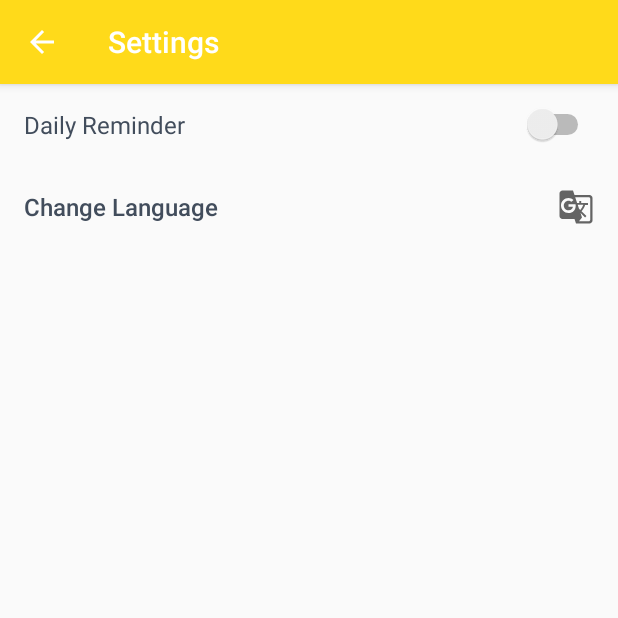
After one commit to Roisfaozi/GithubUser, an Android app: the SettingsActivity screen opened directly, with no data from a screen before it, on a phone screen of 412 x 824 dp, the top half of it. The commit adds this screen. Run offline under Robolectric (Android 15) with nearby library versions, the phone set to English and light mode, and no system bars.

Commit message:
add setting and daily reminder

```diff
--- a/app/build.gradle
+++ b/app/build.gradle
@@ -37,6 +37,7 @@ dependencies {
     implementation 'androidx.recyclerview:recyclerview:1.1.0'
     implementation 'de.hdodenhof:circleimageview:3.1.0'
     implementation 'com.github.bumptech.glide:glide:4.11.0'
+    implementation 'androidx.preference:preference:1.1.0'
     testImplementation 'junit:junit:4.12'
     androidTestImplementation 'androidx.test.ext:junit:1.1.2'
     androidTestImplementation 'androidx.test.espresso:espresso-core:3.3.0'
--- a/app/src/main/java/com/kotlin/githubuser/activity/FavoriteActivity.kt
+++ b/app/src/main/java/com/kotlin/githubuser/activity/FavoriteActivity.kt
@@ -44,6 +44,11 @@ class FavoriteActivity : AppCompatActivity() {
         showRecycler()
     }
 
+    override fun onSupportNavigateUp(): Boolean {
+        onBackPressed()
+        return true
+    }
+
     private fun showRecycler(){
         rv_favorite.adapter = adapter
         rv_favorite.layoutManager = LinearLayoutManager(this)
--- a/app/src/main/java/com/kotlin/githubuser/activity/MainActivity.kt
+++ b/app/src/main/java/com/kotlin/githubuser/activity/MainActivity.kt
@@ -3,7 +3,6 @@ package com.kotlin.githubuser.activity
 import android.content.Intent
 import androidx.appcompat.app.AppCompatActivity
 import android.os.Bundle
-import android.provider.Settings
 import android.view.Menu
 import android.view.MenuItem
 import android.view.View
@@ -42,6 +41,7 @@ class MainActivity : AppCompatActivity() {
             val move = Intent(this, FavoriteActivity::class.java)
             startActivity(move)
         }
+
     }
 
     private fun mainViewModel(adapter: UserAdapter){
@@ -94,8 +94,8 @@ class MainActivity : AppCompatActivity() {
     }
 
     override fun onOptionsItemSelected(item: MenuItem): Boolean {
-        if (item.itemId == R.id.language_setting) {
-            val mIntent = Intent(Settings.ACTION_LOCALE_SETTINGS)
+        if (item.itemId == R.id.setting) {
+            val mIntent = Intent(this, SettingsActivity::class.java)
             startActivity(mIntent)
         }
         return super.onOptionsItemSelected(item)
--- /dev/null
+++ b/app/src/main/java/com/kotlin/githubuser/activity/SettingsActivity.kt
@@ -0,0 +1,71 @@
+package com.kotlin.githubuser.activity
+
+import android.content.Context
+import android.content.Intent
+import android.content.SharedPreferences
+import android.os.Bundle
+import android.provider.Settings
+import android.view.MenuItem
+import android.view.View
+import androidx.appcompat.app.AppCompatActivity
+import com.kotlin.githubuser.R
+import com.kotlin.githubuser.reciever.AlarmReciever
+import kotlinx.android.synthetic.main.settings_activity.*
+
+class SettingsActivity : AppCompatActivity(), View.OnClickListener {
+
+    companion object{
+        const val PREFS_NAME = "setting_pref"
+        private const val DAILY = "daily"
+    }
+
+    private lateinit var alarmReciever: AlarmReciever
+    private lateinit var mSharedPreferences: SharedPreferences
+
+    override fun onCreate(savedInstanceState: Bundle?) {
+        super.onCreate(savedInstanceState)
+        setContentView(R.layout.settings_activity)
+        supportActionBar?.setDisplayHomeAsUpEnabled(true)
+        supportActionBar?.title = getString(R.string.settings)
+
+        alarmReciever = AlarmReciever()
+        mSharedPreferences = getSharedPreferences(PREFS_NAME, Context.MODE_PRIVATE)
+
+        change_language.setOnClickListener(this)
+
+        tvDaily.isChecked = mSharedPreferences.getBoolean(DAILY, false)
+        tvDaily.setOnCheckedChangeListener { _, isChecked ->
+            if (isChecked){
+                alarmReciever.setAlarm(
+                    applicationContext,
+                    AlarmReciever.TYPE_REPEATING,
+                    getString(R.string.daily_message)
+                )
+            } else{
+                alarmReciever.cancelAlarm(applicationContext, AlarmReciever.TYPE_REPEATING)
+            }
+            saveSetting(isChecked)
+        }
+
+    }
+
+    override fun onClick(v: View?) {
+        when (v?.id) {
+            R.id.change_language -> {
+                val mIntent = Intent(Settings.ACTION_LOCALE_SETTINGS)
+                startActivity(mIntent)
+            }
+        }
+    }
+
+    private fun saveSetting(value: Boolean){
+        val mEdit = mSharedPreferences.edit()
+        mEdit.putBoolean(DAILY, value)
+        mEdit.apply()
+    }
+
+    override fun onOptionsItemSelected(item: MenuItem): Boolean {
+        if (item.itemId == android.R.id.home) finish()
+        return super.onOptionsItemSelected(item)
+    }
+}
--- a/app/src/main/java/com/kotlin/githubuser/viewModel/FollowersViewModel.kt
+++ b/app/src/main/java/com/kotlin/githubuser/viewModel/FollowersViewModel.kt
@@ -103,8 +103,8 @@ class FollowersViewModel : ViewModel(){
 
             override fun onFailure(
                 statusCode: Int,
-                headers: Array<out Header>,
-                responseBody: ByteArray,
+                headers: Array<out Header>?,
+                responseBody: ByteArray?,
                 error: Throwable
             ) {
                 val errorMessage = when (statusCode) {
--- /dev/null
+++ b/app/src/main/res/drawable/ic_language.xml
@@ -0,0 +1,10 @@
+<vector xmlns:android="http://schemas.android.com/apk/res/android"
+    android:width="24dp"
+    android:height="24dp"
+    android:viewportWidth="24"
+    android:viewportHeight="24"
+    android:tint="?attr/colorControlNormal">
+  <path
+      android:fillColor="@android:color/white"
+      android:pathData="M21,4L11,4l-1,-3L3,1c-1.1,0 -2,0.9 -2,2v15c0,1.1 0.9,2 2,2h8l1,3h9c1.1,0 2,-0.9 2,-2L23,6c0,-1.1 -0.9,-2 -2,-2zM7,16c-2.76,0 -5,-2.24 -5,-5s2.24,-5 5,-5c1.35,0 2.48,0.5 3.35,1.3L9.03,8.57c-0.38,-0.36 -1.04,-0.78 -2.03,-0.78 -1.74,0 -3.15,1.44 -3.15,3.21S5.26,14.21 7,14.21c2.01,0 2.84,-1.44 2.92,-2.41L7,11.8v-1.71h4.68c0.07,0.31 0.12,0.61 0.12,1.02C11.8,13.97 9.89,16 7,16zM13.17,10.58h3.7c-0.43,1.25 -1.11,2.43 -2.05,3.47 -0.31,-0.35 -0.6,-0.72 -0.86,-1.1l-0.79,-2.37zM21.5,20.5c0,0.55 -0.45,1 -1,1L14,21.5l2,-2.5 -1.04,-3.1 3.1,3.1 0.92,-0.92 -3.3,-3.25 0.02,-0.02c1.13,-1.25 1.93,-2.69 2.4,-4.22L20,10.59v-1.3h-4.53L15.47,8h-1.29v1.29h-1.44L11.46,5.5h9.04c0.55,0 1,0.45 1,1v14z"/>
+</vector>
--- /dev/null
+++ b/app/src/main/res/drawable/ic_notifications.xml
@@ -0,0 +1,10 @@
+<vector xmlns:android="http://schemas.android.com/apk/res/android"
+    android:width="24dp"
+    android:height="24dp"
+    android:viewportWidth="24"
+    android:viewportHeight="24"
+    android:tint="?attr/colorControlNormal">
+  <path
+      android:fillColor="@android:color/white"
+      android:pathData="M12,22c1.1,0 2,-0.9 2,-2h-4c0,1.1 0.89,2 2,2zM18,16v-5c0,-3.07 -1.64,-5.64 -4.5,-6.32L13.5,4c0,-0.83 -0.67,-1.5 -1.5,-1.5s-1.5,0.67 -1.5,1.5v0.68C7.63,5.36 6,7.92 6,11v5l-2,2v1h16v-1l-2,-2z"/>
+</vector>
--- /dev/null
+++ b/app/src/main/res/layout/settings_activity.xml
@@ -0,0 +1,31 @@
+<LinearLayout xmlns:android="http://schemas.android.com/apk/res/android"
+    xmlns:tools="http://schemas.android.com/tools"
+    android:id="@+id/setting_menu"
+    android:layout_width="match_parent"
+    android:layout_height="match_parent"
+    android:orientation="vertical">
+
+    <Switch
+        android:id="@+id/tvDaily"
+        android:layout_width="match_parent"
+        android:layout_height="wrap_content"
+        android:padding="16dp"
+        android:text="@string/daily_reminder"
+        android:textColor="@color/TextPrimary"
+        android:textSize="16sp"
+        tools:ignore="UseSwitchCompatOrMaterialXml" />
+
+    <Button
+        android:id="@+id/change_language"
+        android:layout_width="match_parent"
+        android:layout_height="wrap_content"
+        android:background="?android:attr/selectableItemBackground"
+        android:drawableEnd="@drawable/ic_language"
+        android:padding="16dp"
+        android:text="@string/change_language_settings"
+        android:textAlignment="textStart"
+        android:textAllCaps="false"
+        android:textColor="@color/TextPrimary"
+        android:textSize="16sp"/>
+
+</LinearLayout>
--- a/app/src/main/res/menu/menu.xml
+++ b/app/src/main/res/menu/menu.xml
@@ -2,9 +2,9 @@
 <menu xmlns:android="http://schemas.android.com/apk/res/android"
     xmlns:app="http://schemas.android.com/apk/res-auto">
     <item
-        android:id="@+id/language_setting"
-        android:icon="@drawable/ic_language_24"
-        android:title="@string/change_language"
+        android:id="@+id/setting"
+        android:icon="@drawable/ic_settings_24"
+        android:title="@string/settings"
         app:showAsAction="always"/>
 
 </menu>
--- a/app/src/main/res/values/strings.xml
+++ b/app/src/main/res/values/strings.xml
@@ -19,4 +19,12 @@
     <string name="favorite">Favorite</string>
     <string name="empty_favorit">Favorite Empty</string>
 
+    <string name="change_language_settings">Change Language</string>
+    <string name="daily_reminder">Daily Reminder</string>
+    <string name="daily_message">Find new popular on Github</string>
+    <string name="settings">Settings</string>
+
+    <string name="reminder_active">"Daily Reminder is Active"</string>
+    <string name="reminder_of">"Daily Reminder Of"</string>
+
 </resources>
```
Also changed, not shown: app/src/main/AndroidManifest.xml (+12 -4 lines), app/src/main/java/com/kotlin/githubuser/activity/DetailActivity.kt (+14 -3 lines), app/src/main/java/com/kotlin/githubuser/reciever/AlarmReciever.kt (added, +123 -0 lines), app/src/main/res/drawable/ic_settings_24.xml (added, +10 -0 lines), app/src/main/res/values/arrays.xml (added, +12 -0 lines), 1 other file.
